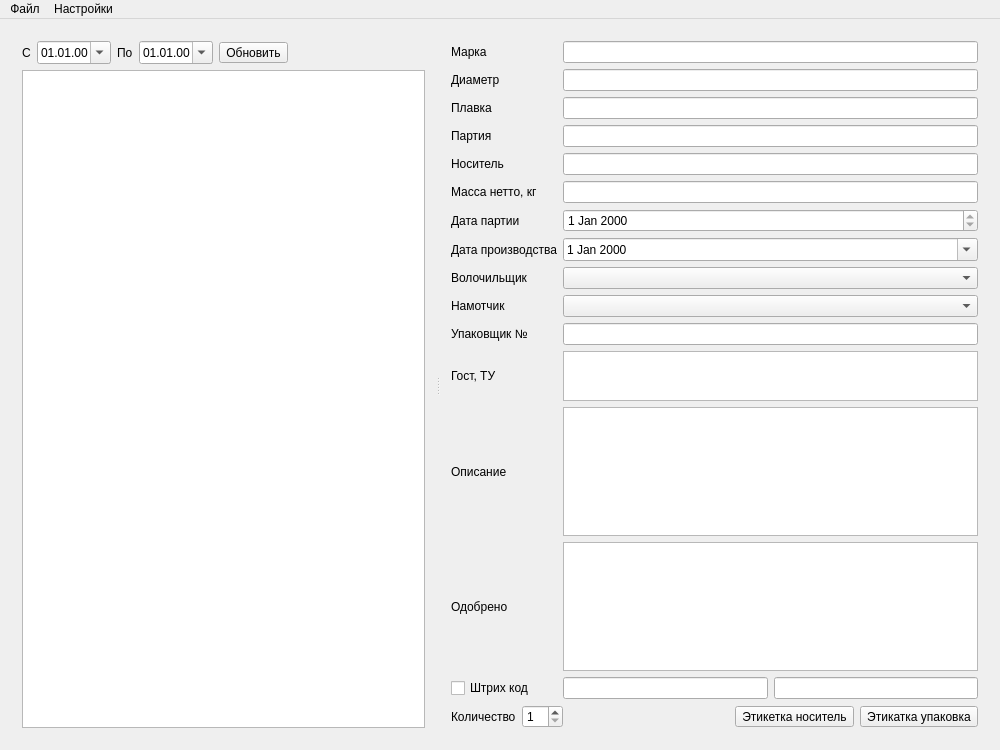
This is mainwindow.ui in Sergeyego/label_tspl as Qt 5 draws it before an edit. The edited form follows.
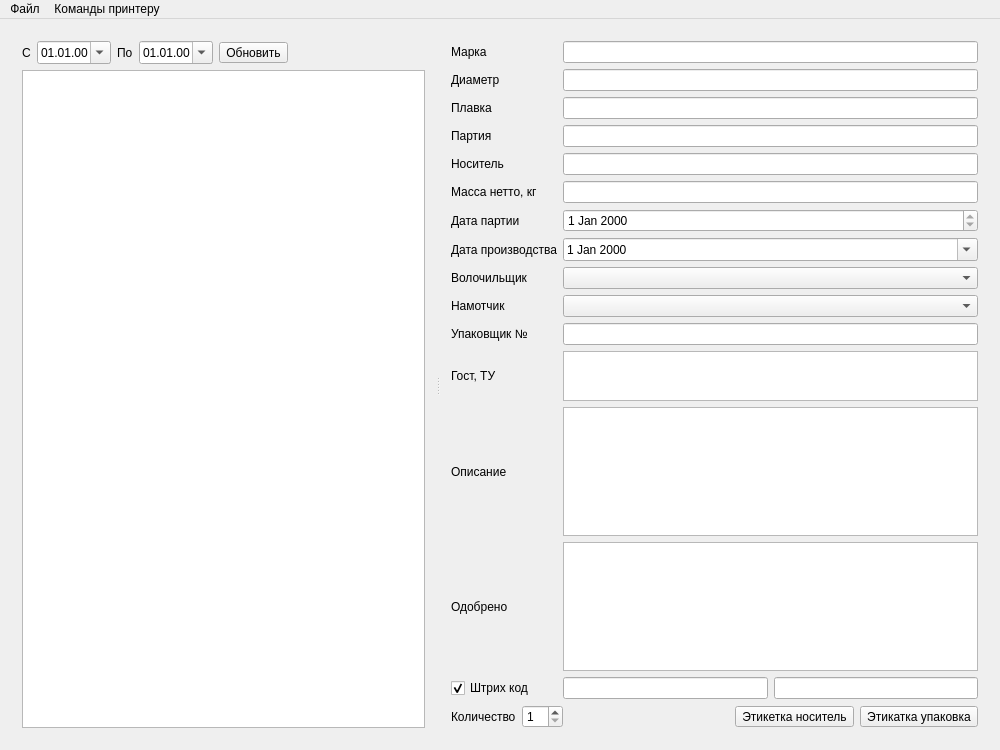
This is the edited form.

The edit to the form file:
```diff
--- a/mainwindow.ui
+++ b/mainwindow.ui
@@ -170,6 +170,9 @@
             <property name="text">
              <string>Штрих код</string>
             </property>
+            <property name="checked">
+             <bool>true</bool>
+            </property>
            </widget>
           </item>
           <item row="2" column="0" colspan="2">
@@ -379,14 +382,14 @@
     <addaction name="actionPack"/>
     <addaction name="actionExit"/>
    </widget>
-   <widget class="QMenu" name="menu_2">
+   <widget class="QMenu" name="menu_3">
     <property name="title">
-     <string>Настройки</string>
+     <string>Команды принтеру</string>
     </property>
     <addaction name="actionPrintCfg"/>
    </widget>
    <addaction name="menu"/>
-   <addaction name="menu_2"/>
+   <addaction name="menu_3"/>
   </widget>
   <action name="actionSrc">
    <property name="text">
```
Left out of the diff: 14 changed lines with no effect on the pictures.
